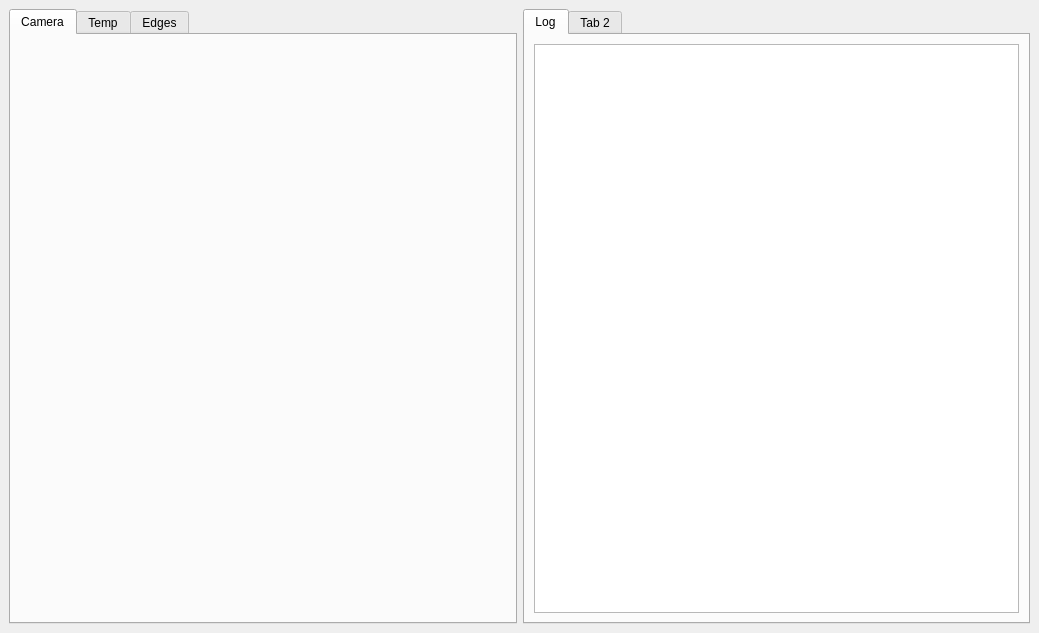
Above: gui/saeros.ui from hackelle/robocup_project before the change. Below: the same form after it.
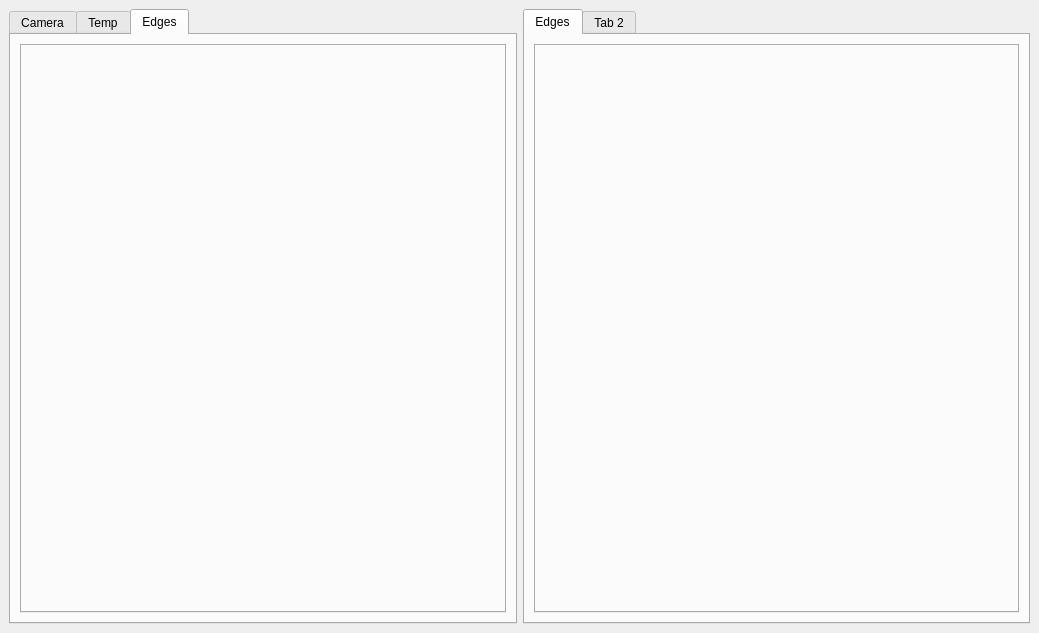
That is the form after the change.

Commit message: Display edges twice

The edit to the form file:
```diff
--- a/gui/saeros.ui
+++ b/gui/saeros.ui
@@ -18,7 +18,7 @@
     <item>
      <widget class="QTabWidget" name="tabWidget">
       <property name="currentIndex">
-       <number>0</number>
+       <number>2</number>
       </property>
       <widget class="QWidget" name="tab_camera">
        <attribute name="title">
@@ -44,13 +44,13 @@
         </item>
        </layout>
       </widget>
-      <widget class="QWidget" name="tab_edges">
+      <widget class="QWidget" name="tab_edges_old">
        <attribute name="title">
         <string>Edges</string>
        </attribute>
        <layout class="QGridLayout" name="gridLayout">
         <item row="0" column="0">
-         <widget class="QTabWidget" name="edges_inner"/>
+         <widget class="QTabWidget" name="edges_inner_old"/>
         </item>
        </layout>
       </widget>
@@ -58,24 +58,13 @@
     </item>
     <item>
      <widget class="QTabWidget" name="tabWidget_2">
-      <widget class="QWidget" name="tab_log">
+      <widget class="QWidget" name="tab_edges">
        <attribute name="title">
-        <string>Log</string>
+        <string>Edges</string>
        </attribute>
-       <layout class="QVBoxLayout" name="verticalLayout">
-        <item>
-         <layout class="QGridLayout" name="gridLayout_4">
-          <item row="0" column="0">
-           <widget class="QPlainTextEdit" name="log_view">
-            <property name="undoRedoEnabled">
-             <bool>false</bool>
-            </property>
-            <property name="readOnly">
-             <bool>true</bool>
-            </property>
-           </widget>
-          </item>
-         </layout>
+       <layout class="QGridLayout" name="gridLayout">
+        <item row="0" column="0">
+         <widget class="QTabWidget" name="edges_inner"/>
         </item>
        </layout>
       </widget>
```
The commit also changes 3 other files.
